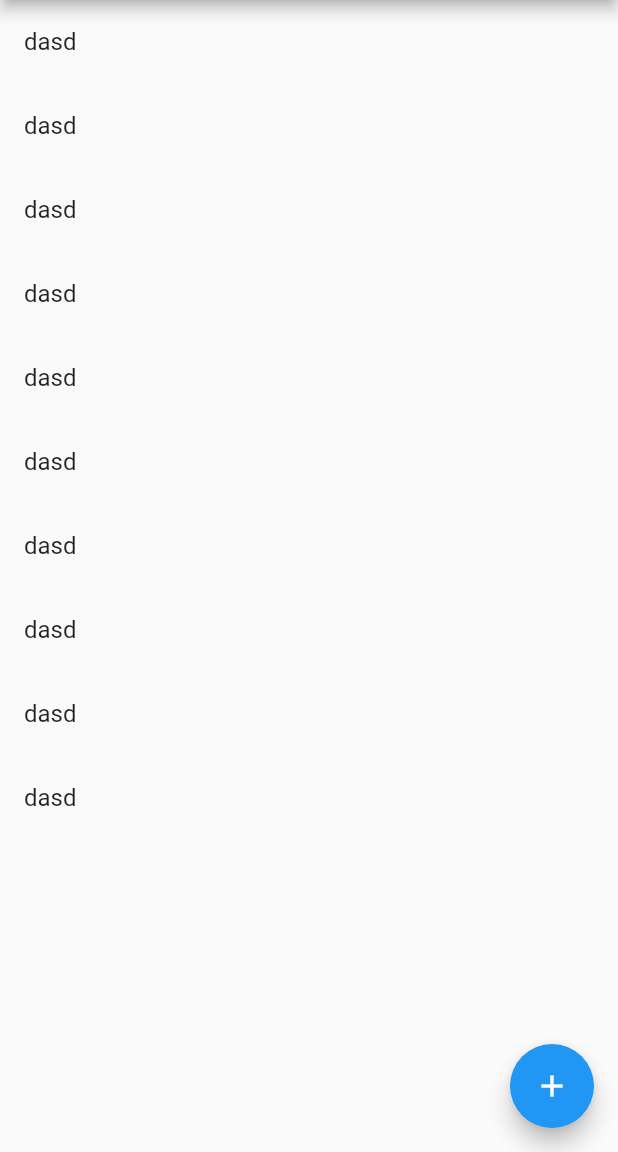
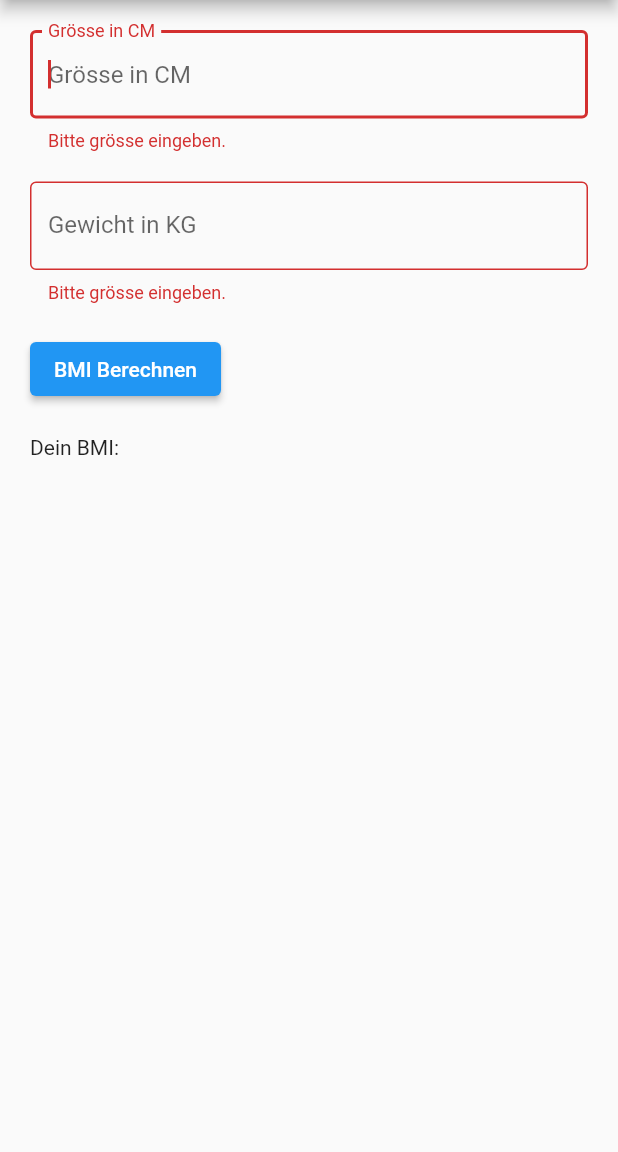
Before and after one commit to bursacmilan/Projektarbeit_MyFit_Flutter, a Flutter app: the screen it shows after launch, on a phone screen of 412 x 824 dp, the part 84-1236 px from its top. Run offline on Flutter 3.47's test engine with Material 2 defaults, Android fonts, the phone set to English and light mode, and no system bars.

Commit message:
bmi inpit

```diff
--- /dev/null
+++ b/myfit_bmi/lib/bmiHistory/bmi_input.dart
@@ -0,0 +1,91 @@
+import 'package:flutter/material.dart';
+
+class BmiInputWidget extends StatefulWidget {
+  const BmiInputWidget({Key? key}) : super(key: key);
+
+  @override
+  State<BmiInputWidget> createState() => _BmiInputWidgetState();
+}
+
+class _BmiInputWidgetState extends State<BmiInputWidget> {
+
+  String bmi = '';
+
+  final TextEditingController textEditingControllerSize =
+  TextEditingController();
+
+  final TextEditingController textEditingControllerWeight =
+  TextEditingController();
+
+  final _formKey = GlobalKey<FormState>();
+
+  validateText(String? value) {
+    if(value == null || value == '') {
+      return "Bitte grösse eingeben.";
+    }
+
+    var result = int.tryParse(value);
+    if(result == null) {
+      return "Das ist keine Zahl";
+    }
+
+    return null;
+  }
+
+  @override
+  Widget build(BuildContext context) {
+    return Form(
+      key: _formKey,
+      child: Column(
+        mainAxisAlignment: MainAxisAlignment.start,
+        crossAxisAlignment: CrossAxisAlignment.start,
+        children: [
+          TextFormField(
+            controller: textEditingControllerSize,
+            validator: (value) => validateText(value),
+            autofocus: true,
+            autovalidateMode: AutovalidateMode.always,
+            keyboardType: TextInputType.number,
+            decoration: const InputDecoration(
+                border: OutlineInputBorder(),
+                hintText: 'Grösse in CM',
+                label: Text('Grösse in CM')),
+          ),
+          const SizedBox(
+            height: 20,
+          ),
+          TextFormField(
+            controller: textEditingControllerWeight,
+            validator: (value) => validateText(value),
+            autofocus: true,
+            autovalidateMode: AutovalidateMode.always,
+            keyboardType: TextInputType.number,
+            decoration: const InputDecoration(
+                border: OutlineInputBorder(),
+                hintText: 'Gewicht in KG',
+                label: Text('Gewicht in KG')),
+          ),
+          const SizedBox(
+            height: 20,
+          ),
+          ElevatedButton(onPressed: () {
+            setState(() {
+              if(_formKey.currentState!.validate() == false) {
+                return;
+              }
+
+              var size = double.parse(textEditingControllerSize.text) / 100;
+              var weight = double.parse(textEditingControllerWeight.text);
+
+              this.bmi = (weight / (size * size)).round().toString();
+            });
+          }, child: Text("BMI Berechnen")),
+          const SizedBox(
+            height: 20,
+          ),
+          Text('Dein BMI: ' + this.bmi)
+        ],
+      ),
+    );
+  }
+}
--- a/myfit_bmi/lib/main.dart
+++ b/myfit_bmi/lib/main.dart
@@ -1,4 +1,5 @@
 import 'package:flutter/material.dart';
+import 'bmiHistory/bmi_input.dart';
 
 void main() {
   runApp(const MyApp());
@@ -7,7 +8,6 @@ void main() {
 class MyApp extends StatelessWidget {
   const MyApp({Key? key}) : super(key: key);
 
-  // This widget is the root of your application.
   @override
   Widget build(BuildContext context) {
     return MaterialApp(
@@ -15,47 +15,33 @@ class MyApp extends StatelessWidget {
       theme: ThemeData(
         primarySwatch: Colors.blue,
       ),
-      home: const MyHomePage(title: 'MyFit BMI Rechner'),
+      home: const MainScreen(title: 'MyFit BMI Rechner'),
     );
   }
 }
 
-class MyHomePage extends StatefulWidget {
-  const MyHomePage({Key? key, required this.title}) : super(key: key);
+class MainScreen extends StatefulWidget {
+  const MainScreen({Key? key, required this.title}) : super(key: key);
 
   final String title;
 
   @override
-  State<MyHomePage> createState() => _MyHomePageState();
+  State<MainScreen> createState() => _MainScreenState();
 }
 
-class _MyHomePageState extends State<MyHomePage> {
+class _MainScreenState extends State<MainScreen> {
   @override
   Widget build(BuildContext context) {
     return Scaffold(
       appBar: AppBar(
         title: Text(widget.title),
       ),
-      body: Center(
-        child: Column(
-          mainAxisAlignment: MainAxisAlignment.center,
-          children: <Widget>[
-            Expanded(
-              child: ListView.builder(
-                itemBuilder: (context, index) {
-                  return const ListTile(title: Text("dasd"),);
-                },
-                itemCount: 10,
-              ),
-            )
-          ],
+      body: SafeArea(
+        child: Container(
+          padding: EdgeInsets.all(20),
+          child: BmiInputWidget(),
         ),
       ),
-      floatingActionButton: FloatingActionButton(
-        onPressed: () => {},
-        tooltip: 'Increment',
-        child: const Icon(Icons.add),
-      ), // This trailing comma makes auto-formatting nicer for build methods.
     );
   }
 }
--- /dev/null
+++ b/myfit_bmi/lib/model/bmi.dart
@@ -0,0 +1,5 @@
+class Bmi {
+  final int weight;
+
+  Bmi(this.weight);
+}
--- /dev/null
+++ b/myfit_bmi/lib/services/data_service.dart
@@ -0,0 +1,9 @@
+import 'package:myfit_bmi/model/bmi.dart';
+
+class DataService {
+  static DataService instance = DataService();
+
+  final List<Bmi> bmiHistory = [ Bmi(1), Bmi(2)];
+
+  DataService() { }
+}
```
Also changed, not shown: myfit_bmi/lib/services/dataService.dart (deleted).
